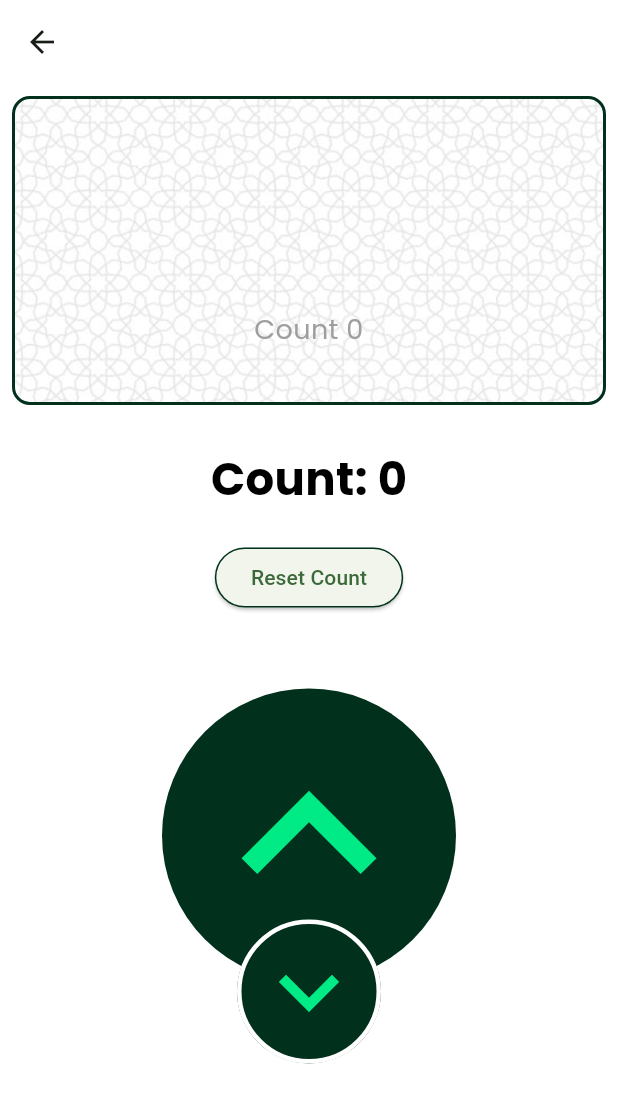
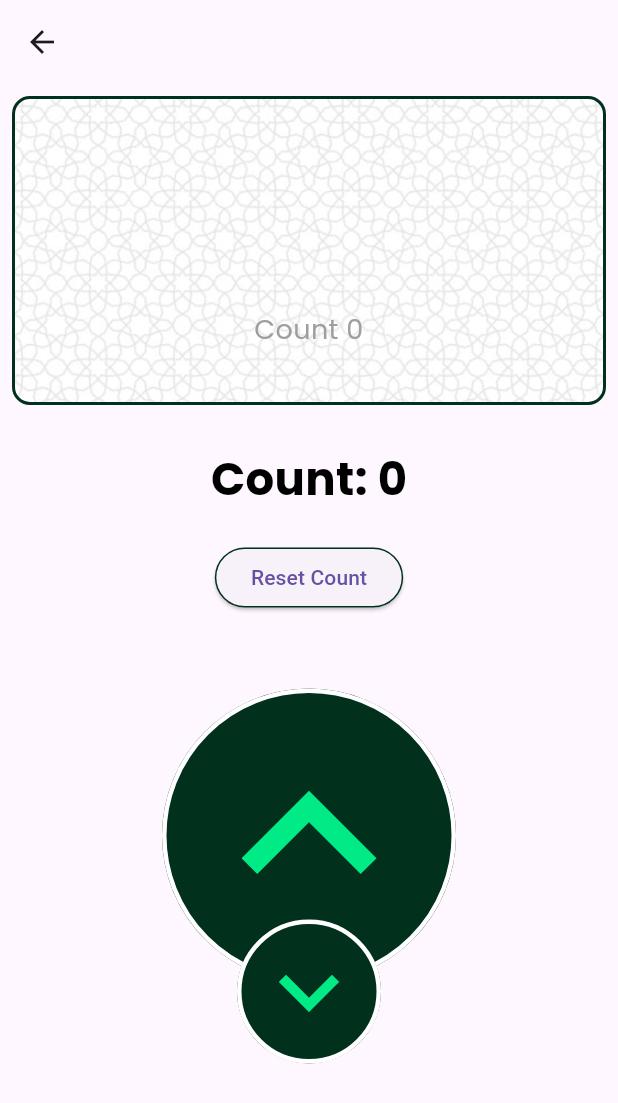
Before and after one commit to ALIRAZA297/Tasbeeh_App, a Flutter app: the CounterPage screen opened directly with empty values, on a phone screen of 412 x 824 dp. Shown: the top 1103 px of the screen. Run offline on Flutter 3.47's test engine with Material 3 defaults, Android fonts, the phone set to English and light mode, and no system bars; our stand-ins replace adhan, animated_splash_screen, flutter_switch, get, google_fonts, hijri and 3 more; missing offline and left inert: asmaulhusna, flutter_islamic_icons; accounts and stored records are empty; network calls fail.

Commit message:
commit
light and dark mode added,
user review tab created,
All done for now, completed.

```diff
--- a/lib/Controller/masnoon_dua_controller.dart
+++ b/lib/Controller/masnoon_dua_controller.dart
@@ -1289,6 +1289,7 @@ class DuaController extends GetxController {
       context: context,
       builder: (BuildContext context) {
         return AlertDialog(
+          backgroundColor: Get.isDarkMode ? Colors.grey.shade800 : Colors.black,
           title: const Text("Delete Dua"),
           content: const Text("Are you sure you want to delete this Dua?"),
           actions: [
@@ -1323,7 +1324,7 @@ class DuaController extends GetxController {
         TextEditingController();
 
     Get.defaultDialog(
-      backgroundColor: Colors.white,
+      backgroundColor: Get.isDarkMode ? Colors.grey.shade800 : Colors.black,
       title: "Add New Dua",
       content: Form(
         key: formKey,
--- a/lib/Controller/tasbeeh_controller.dart
+++ b/lib/Controller/tasbeeh_controller.dart
@@ -119,6 +119,7 @@ class TasbeehController extends GetxController {
         TextEditingController(text: tasbeeh?['count']?.toString() ?? '');
 
     Get.defaultDialog(
+      backgroundColor: Get.isDarkMode ? Colors.grey.shade800 : Colors.black,
       title: index == null ? 'Add Tasbeeh' : 'Edit Tasbeeh',
       content: Column(
         children: [
--- /dev/null
+++ b/lib/Controller/theme_controller.dart
@@ -0,0 +1,29 @@
+import 'package:flutter/material.dart';
+import 'package:get/get.dart';
+import 'package:shared_preferences/shared_preferences.dart';
+
+class ThemeController extends GetxController {
+  Rx<ThemeMode> themeMode = ThemeMode.light.obs;
+
+  static const _themeKey = 'isDarkMode';
+
+  @override
+  void onInit() {
+    super.onInit();
+    _loadTheme(); // Load saved theme on startup
+  }
+
+  void toggleTheme(bool isDark) async {
+    themeMode.value = isDark ? ThemeMode.dark : ThemeMode.light;
+    final prefs = await SharedPreferences.getInstance();
+    await prefs.setBool(_themeKey, isDark);
+  }
+
+  Future<void> _loadTheme() async {
+    final prefs = await SharedPreferences.getInstance();
+    final isDark = prefs.getBool(_themeKey) ?? false;
+    themeMode.value = isDark ? ThemeMode.dark : ThemeMode.light;
+  }
+
+  ThemeMode get currentTheme => themeMode.value;
+}
--- a/lib/View/Home Items/Kalama/kalma.dart
+++ b/lib/View/Home Items/Kalama/kalma.dart
@@ -11,10 +11,10 @@ class KalimaScreen extends StatelessWidget {
   @override
   Widget build(BuildContext context) {
     return Scaffold(
-      backgroundColor: Colors.white,
+      backgroundColor: Theme.of(context).scaffoldBackgroundColor,
       appBar: AppBar(
         scrolledUnderElevation: 0,
-        backgroundColor: Colors.white,
+        backgroundColor: Theme.of(context).scaffoldBackgroundColor,
         title: const Text("Six Kalimas"),
         centerTitle: true,
       ),
--- a/lib/View/Home Items/Tasbeeh/counter_page.dart
+++ b/lib/View/Home Items/Tasbeeh/counter_page.dart
@@ -22,13 +22,13 @@ class _CounterPageState extends State<CounterPage> {
   @override
   Widget build(BuildContext context) {
     return Scaffold(
-      backgroundColor: Colors.white,
+      backgroundColor: Theme.of(context).scaffoldBackgroundColor,
       appBar: AppBar(
-        backgroundColor: Colors.white,
+        backgroundColor: Theme.of(context).scaffoldBackgroundColor,
         title: Text(
           widget.tasbeeh['title'],
           style: GoogleFonts.notoNastaliqUrdu(
-            color: Colors.black,
+            color: Get.isDarkMode ? Colors.white : Colors.black,
             fontWeight: FontWeight.bold,
             fontSize: 20,
           ),
@@ -49,7 +49,7 @@ class _CounterPageState extends State<CounterPage> {
                     width: MediaQuery.of(context).size.width,
                     decoration: BoxDecoration(
                       border: Border.all(
-                        color: const Color(0xff01301C),
+                        color:Get.isDarkMode ? Colors.white : const Color(0xff01301C),
                         width: 2,
                       ),
                       image: const DecorationImage(
@@ -68,6 +68,7 @@ class _CounterPageState extends State<CounterPage> {
                           textAlign: TextAlign.center,
                           style: GoogleFonts.amiriQuran(
                             fontSize: 30,
+                            color: Colors.black,
                             fontWeight: FontWeight.bold,
                             height: 2,
                           ),
@@ -104,14 +105,17 @@ class _CounterPageState extends State<CounterPage> {
                     style: GoogleFonts.poppins(
                       fontSize: 30.0,
                       fontWeight: FontWeight.bold,
-                      color: Colors.black,
+                      color: Get.isDarkMode ? Colors.white : Colors.black,
                     ),
                   ),
                   const SizedBox(height: 20.0),
                   ElevatedButton(
-                    style: const ButtonStyle(
+                    style: ButtonStyle(
                       side: MaterialStatePropertyAll(
-                        BorderSide(color: Color(0xff01301C)),
+                        BorderSide(
+                            color: Get.isDarkMode
+                                ? Colors.white
+                                : const Color(0xff01301C)),
                       ),
                     ),
                     onPressed: controller.reset,
@@ -129,7 +133,10 @@ class _CounterPageState extends State<CounterPage> {
                                 overlayColor: MaterialStatePropertyAll(
                                     Colors.white.withOpacity(0.5)),
                                 shape: const MaterialStatePropertyAll(
-                                  CircleBorder(),
+                                  CircleBorder(
+                                      side: BorderSide(
+                                          color: Colors.white, width: 3),
+                                  ),
                                 ),
                                 backgroundColor: const MaterialStatePropertyAll(
                                   Color(0xff01301C),
--- a/lib/View/Home Items/Tasbeeh/tasbeeh_list_screen.dart
+++ b/lib/View/Home Items/Tasbeeh/tasbeeh_list_screen.dart
@@ -17,7 +17,7 @@ class TasbeehListScreen extends StatelessWidget {
   @override
   Widget build(BuildContext context) {
     return Scaffold(
-      backgroundColor: Colors.white,
+backgroundColor: Theme.of(context).scaffoldBackgroundColor,
       body: SingleChildScrollView(
         child: Column(
           children: [
--- a/lib/View/Home Items/Tasbeeh/tasbeeh_screen.dart
+++ b/lib/View/Home Items/Tasbeeh/tasbeeh_screen.dart
@@ -35,14 +35,14 @@ class _TasbeehScreenState extends State<TasbeehScreen>
   @override
   Widget build(BuildContext context) {
     return Scaffold(
-      backgroundColor: Colors.white,
+backgroundColor: Theme.of(context).scaffoldBackgroundColor,
       appBar: AppBar(
-        backgroundColor: Colors.white,
+backgroundColor: Theme.of(context).scaffoldBackgroundColor,
         title: Text(
           'Tasbeehat',
           style: GoogleFonts.poppins(
             fontWeight: FontWeight.bold,
-            color: Colors.black,
+            color: Get.isDarkMode ? Colors.white : Colors.black,
           ),
         ),
         centerTitle: true,
--- a/pubspec.yaml
+++ b/pubspec.yaml
@@ -49,6 +49,7 @@ dependencies:
   location: 5.0.0
   url_launcher: ^6.3.1
   hijri: ^3.0.0
+  flutter_switch: ^0.3.2
 
 
 flutter_icons:
```
Also changed, not shown: lib/Components/custom_toggle_btn.dart (added, +37 -0 lines), lib/View/Home Items/About us/about_page.dart (+14 -13 lines), lib/View/Home Items/Asma ul Husna/Allah_names.dart (+7 -7 lines), lib/View/Home Items/Ibadat/ibadat.dart (+5 -3 lines), lib/View/Home Items/Ibadat/ibadat_detail.dart (+6 -1 lines), lib/View/Home Items/Ibadat/namaz_detail_screen.dart (+6 -4 lines), lib/View/Home Items/Masnoon Dua/category_wise_dua.dart (+8 -5 lines), lib/View/Home Items/Masnoon Dua/masnoon_dua_view.dart (+4 -3 lines), lib/View/Home Items/Quran/quran_view.dart (+7 -5 lines), lib/View/Home Items/Quran/surah_detail_view.dart (+13 -6 lines), lib/View/Home/home.dart (+20 -32 lines), lib/main.dart (+30 -10 lines), pubspec.lock, 1 other file.
